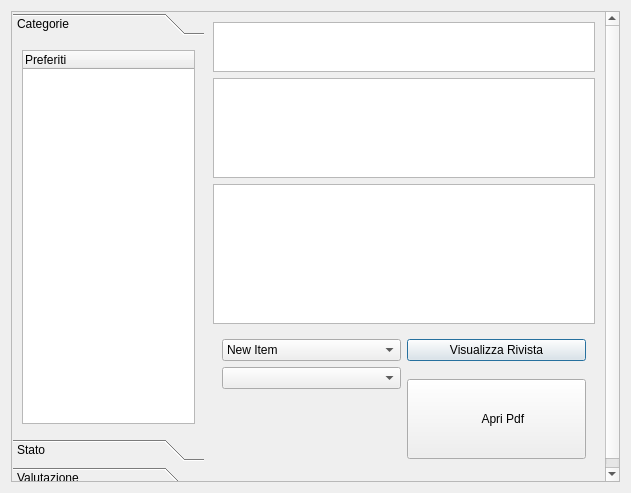
First picture: the form in bookmarkgui.ui, repository simon-r/LeScienze500, before the edit.
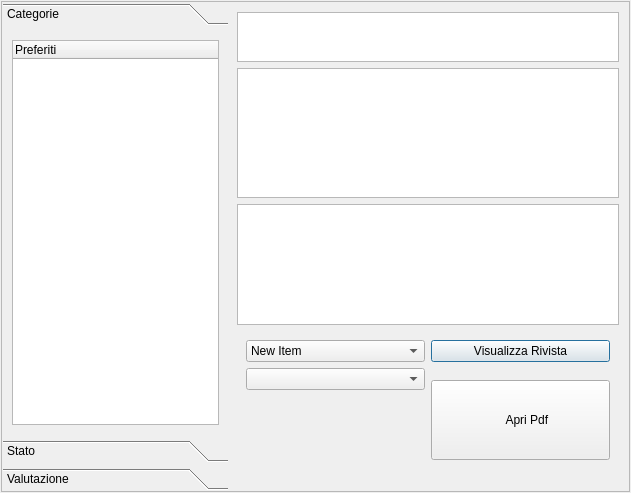
Second picture: the form after the edit. Icons and pictures are not drawn.

Commit message: dom 10 ott 2010, 10.51.08, CEST

Diff of the .ui file:
```diff
--- a/bookmarkgui.ui
+++ b/bookmarkgui.ui
@@ -14,6 +14,12 @@
    <string>Dialog</string>
   </property>
   <layout class="QGridLayout" name="gridLayout">
+   <property name="margin">
+    <number>1</number>
+   </property>
+   <property name="spacing">
+    <number>1</number>
+   </property>
    <item row="0" column="1">
     <widget class="QScrollArea" name="scrollArea">
      <property name="widgetResizable">
@@ -24,8 +30,8 @@
        <rect>
         <x>0</x>
         <y>0</y>
-        <width>617</width>
-        <height>479</height>
+        <width>623</width>
+        <height>485</height>
        </rect>
       </property>
       <layout class="QHBoxLayout" name="horizontalLayout">
@@ -51,8 +57,8 @@
            <rect>
             <x>0</x>
             <y>0</y>
-            <width>205</width>
-            <height>386</height>
+            <width>211</width>
+            <height>392</height>
            </rect>
           </property>
           <attribute name="label">
@@ -159,7 +165,7 @@
             <property name="minimumSize">
              <size>
               <width>0</width>
-              <height>100</height>
+              <height>130</height>
              </size>
             </property>
             <property name="maximumSize">
@@ -175,7 +181,7 @@
             <property name="minimumSize">
              <size>
               <width>0</width>
-              <height>140</height>
+              <height>100</height>
              </size>
             </property>
            </widget>
```
Left out of the diff: 8 changed lines with no effect on the pictures.
